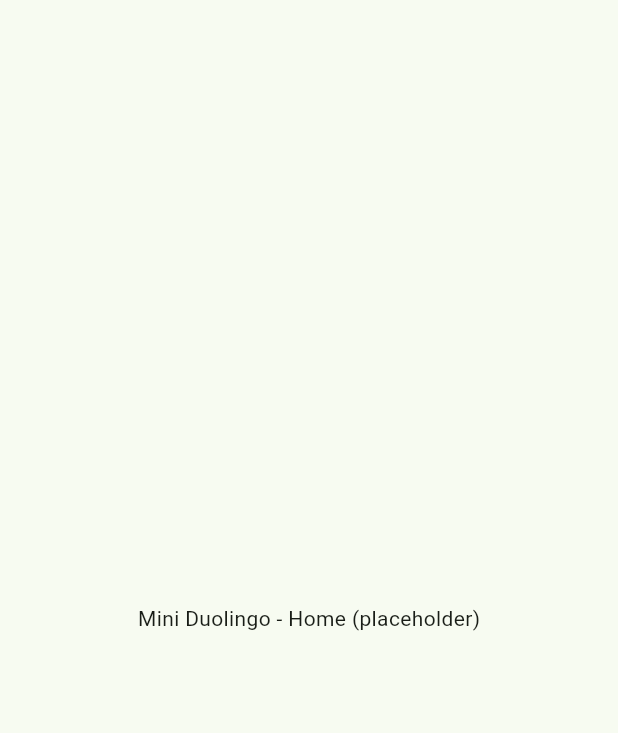
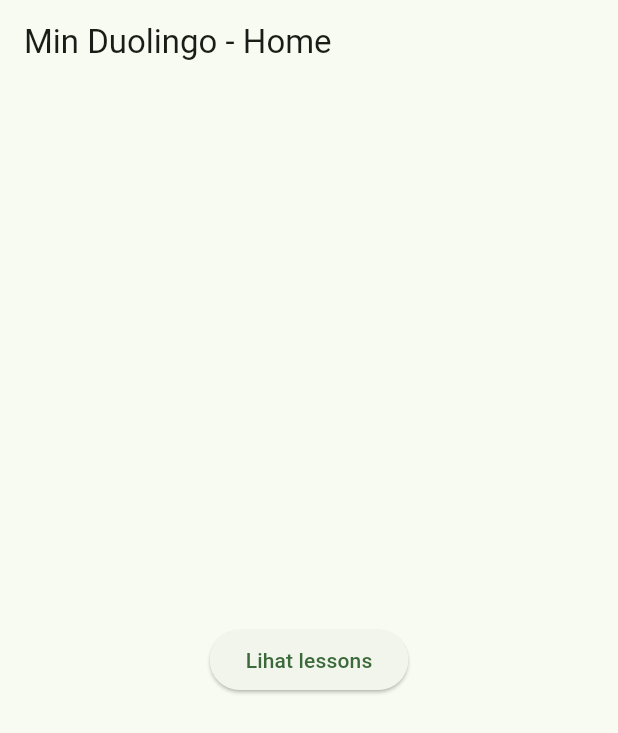
Before and after one commit to r021n/mini_duolingo, a Flutter app: the screen it shows after launch, on a phone screen of 412 x 824 dp. Shown: the top 733 px of the screen. Run offline on Flutter 3.47's test engine with Material 3 defaults, Android fonts, the phone set to English and light mode, and no system bars; our stand-ins replace flutter_riverpod, go_router.

Commit message:
Implement routing and initial pages for Mini Duolingo app

```diff
--- /dev/null
+++ b/lib/core/routing/app_router.dart
@@ -0,0 +1,37 @@
+import 'package:flutter_riverpod/flutter_riverpod.dart';
+import 'package:go_router/go_router.dart';
+import 'package:mini_duolingo/features/exercise/presentation/exercise_page.dart';
+import 'package:mini_duolingo/features/home/presentation/home_page.dart';
+import 'package:mini_duolingo/features/lesson/presentation/lesson_list_page.dart';
+import 'package:mini_duolingo/features/splash/presentation/splash_page.dart';
+
+final goRouterProvider = Provider<GoRouter>((ref) {
+  return GoRouter(
+    initialLocation: '/',
+    routes: [
+      GoRoute(
+        path: '/',
+        name: 'splash',
+        builder: (context, state) => SplashPage(),
+      ),
+      GoRoute(
+        path: '/home',
+        name: 'home',
+        builder: (context, state) => HomePage(),
+      ),
+      GoRoute(
+        path: '/lessons',
+        name: 'lessons',
+        builder: (context, state) => LessonListPage(),
+      ),
+      GoRoute(
+        path: '/exercise/:lessonId',
+        name: 'exercise',
+        builder: (context, state) {
+          final lessonId = state.pathParameters['lessonId']!;
+          return ExercisePage(lessonId: lessonId);
+        },
+      ),
+    ],
+  );
+});
--- /dev/null
+++ b/lib/features/home/presentation/home_page.dart
@@ -0,0 +1,21 @@
+import 'package:flutter/material.dart';
+import 'package:go_router/go_router.dart';
+
+class HomePage extends StatelessWidget {
+  const HomePage({super.key});
+
+  @override
+  Widget build(BuildContext context) {
+    return Scaffold(
+      appBar: AppBar(title: const Text('Min Duolingo - Home')),
+      body: Center(
+        child: ElevatedButton(
+          onPressed: () {
+            context.go('/lessons');
+          },
+          child: const Text('Lihat lessons'),
+        ),
+      ),
+    );
+  }
+}
--- a/lib/main.dart
+++ b/lib/main.dart
@@ -1,33 +1,26 @@
 import 'package:flutter/material.dart';
 import 'package:flutter_riverpod/flutter_riverpod.dart';
+import 'package:mini_duolingo/core/routing/app_router.dart';
 
 void main() {
   runApp(const ProviderScope(child: MyApp()));
 }
 
-class MyApp extends StatelessWidget {
+class MyApp extends ConsumerWidget {
   const MyApp({super.key});
 
   @override
-  Widget build(BuildContext context) {
-    return MaterialApp(
+  Widget build(BuildContext context, WidgetRef ref) {
+    final router = ref.watch(goRouterProvider);
+
+    return MaterialApp.router(
       title: 'Mini Duolingo',
+      debugShowCheckedModeBanner: false,
       theme: ThemeData(
         colorScheme: ColorScheme.fromSeed(seedColor: Colors.green),
         useMaterial3: true,
       ),
-      home: const PlaceholderHomePage(),
+      routerConfig: router,
     );
   }
 }
-
-class PlaceholderHomePage extends StatelessWidget {
-  const PlaceholderHomePage({super.key});
-
-  @override
-  Widget build(BuildContext context) {
-    return const Scaffold(
-      body: Center(child: Text("Mini Duolingo - Home (placeholder)")),
-    );
-  }
-}
```
Also changed, not shown: lib/features/exercise/presentation/exercise_page.dart (added, +20 -0 lines), lib/features/lesson/presentation/lesson_list_page.dart (added, +29 -0 lines), lib/features/splash/presentation/splash_page.dart (added, +34 -0 lines).
